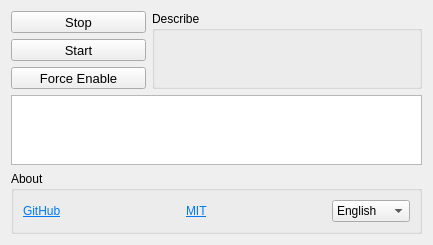
Above: mainui.ui from XMuli/windows-defender-close before the change. Below: the same form after it.
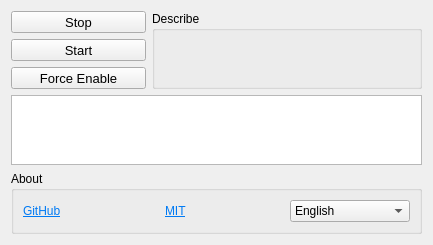
That is the form after the change.

Diff of the .ui file:
```diff
--- a/mainui.ui
+++ b/mainui.ui
@@ -182,7 +182,7 @@
          <item>
           <widget class="QLabel" name="label_2">
            <property name="text">
-            <string>&lt;html&gt;&lt;head/&gt;&lt;body&gt;&lt;p&gt;&lt;a href=&quot;https://github.com/XMuli/microsoft-defender-close/blob/master/LICENSE&quot;&gt;&lt;span style=&quot; text-decoration: underline; color:#007af4;&quot;&gt;MIT&lt;/span&gt;&lt;/a&gt;&lt;/p&gt;&lt;/body&gt;&lt;/html&gt;</string>
+            <string>&lt;html&gt;&lt;head/&gt;&lt;body&gt;&lt;p&gt;&lt;a href=&quot;https://github.com/XMuli/windows-defender-close/blob/master/LICENSE&quot;&gt;&lt;span style=&quot; text-decoration: underline; color:#007af4;&quot;&gt;MIT&lt;/span&gt;&lt;/a&gt;&lt;/p&gt;&lt;/body&gt;&lt;/html&gt;</string>
            </property>
            <property name="openExternalLinks">
             <bool>true</bool>
@@ -215,7 +215,7 @@
         </property>
         <property name="minimumSize">
          <size>
-          <width>0</width>
+          <width>120</width>
           <height>0</height>
          </size>
         </property>
```
Left out of the diff: 10 changed lines with no effect on the pictures.
